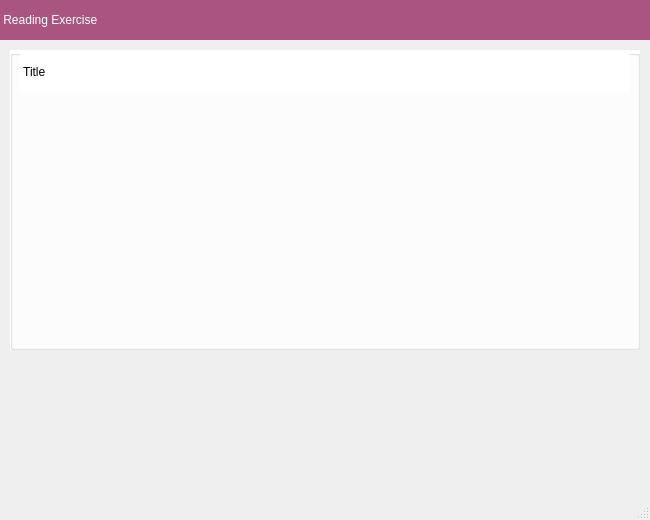
Before: the Qt Designer form readarticle.ui in Kartik1801/EIT, drawn with Qt 5.
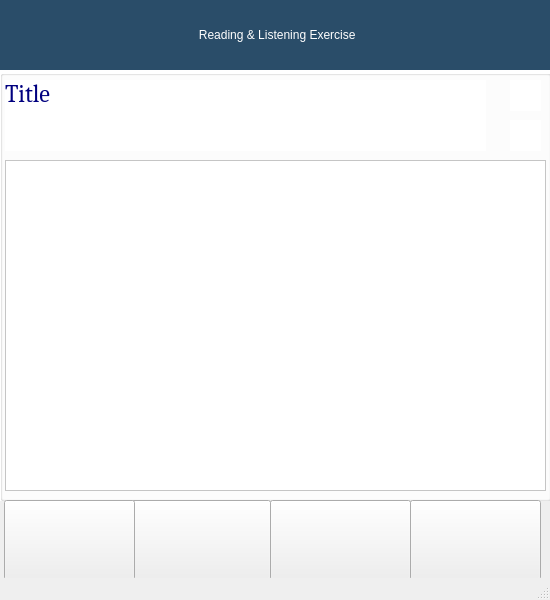
After: the same form once the commit is applied. Icons and pictures are not drawn.

```diff
--- a/readarticle.ui
+++ b/readarticle.ui
@@ -6,27 +6,27 @@
    <rect>
     <x>0</x>
     <y>0</y>
-    <width>650</width>
-    <height>520</height>
+    <width>550</width>
+    <height>600</height>
    </rect>
   </property>
   <property name="minimumSize">
    <size>
-    <width>650</width>
-    <height>520</height>
+    <width>550</width>
+    <height>445</height>
    </size>
   </property>
   <property name="maximumSize">
    <size>
-    <width>650</width>
-    <height>520</height>
+    <width>550</width>
+    <height>1000</height>
    </size>
   </property>
   <property name="windowTitle">
    <string>Reading Exercise</string>
   </property>
   <property name="styleSheet">
-   <string notr="true">color: rgb(255, 255, 255);</string>
+   <string notr="true"/>
   </property>
   <widget class="QWidget" name="centralwidget">
    <widget class="QLabel" name="label">
@@ -34,38 +34,41 @@
      <rect>
       <x>0</x>
       <y>0</y>
-      <width>650</width>
-      <height>40</height>
+      <width>551</width>
+      <height>70</height>
      </rect>
     </property>
     <property name="minimumSize">
      <size>
-      <width>650</width>
-      <height>40</height>
+      <width>0</width>
+      <height>0</height>
      </size>
     </property>
     <property name="maximumSize">
      <size>
       <width>650</width>
-      <height>40</height>
+      <height>70</height>
      </size>
     </property>
     <property name="styleSheet">
-     <string notr="true">background-color: rgb(170, 85, 127);
+     <string notr="true">background-color: rgb(42, 77, 105);
 color: rgb(255, 255, 255);
 font: 75 italic 22pt &quot;Times New Roman&quot;;</string>
     </property>
     <property name="text">
-     <string> Reading Exercise</string>
+     <string> Reading &amp; Listening Exercise</string>
+    </property>
+    <property name="alignment">
+     <set>Qt::AlignCenter</set>
     </property>
    </widget>
    <widget class="QGroupBox" name="groupBox">
     <property name="geometry">
      <rect>
-      <x>10</x>
-      <y>50</y>
-      <width>630</width>
-      <height>300</height>
+      <x>0</x>
+      <y>70</y>
+      <width>551</width>
+      <height>431</height>
      </rect>
     </property>
     <property name="styleSheet">
@@ -74,23 +77,258 @@
     <property name="title">
      <string/>
     </property>
-    <widget class="QLabel" name="title_label">
+    <widget class="QTextEdit" name="article_text">
      <property name="geometry">
       <rect>
-       <x>10</x>
-       <y>2</y>
-       <width>610</width>
-       <height>40</height>
+       <x>5</x>
+       <y>90</y>
+       <width>541</width>
+       <height>331</height>
       </rect>
      </property>
+     <property name="font">
+      <font>
+       <family>Times New Roman</family>
+       <pointsize>12</pointsize>
+      </font>
+     </property>
+     <property name="readOnly">
+      <bool>true</bool>
+     </property>
+     <property name="html">
+      <string>&lt;!DOCTYPE HTML PUBLIC &quot;-//W3C//DTD HTML 4.0//EN&quot; &quot;http://www.w3.org/TR/REC-html40/strict.dtd&quot;&gt;
+&lt;html&gt;&lt;head&gt;&lt;meta name=&quot;qrichtext&quot; content=&quot;1&quot; /&gt;&lt;style type=&quot;text/css&quot;&gt;
+p, li { white-space: pre-wrap; }
+&lt;/style&gt;&lt;/head&gt;&lt;body style=&quot; font-family:'Times New Roman'; font-size:12pt; font-weight:400; font-style:normal;&quot;&gt;
+&lt;p align=&quot;justify&quot; style=&quot;-qt-paragraph-type:empty; margin-top:0px; margin-bottom:0px; margin-left:0px; margin-right:0px; -qt-block-indent:0; text-indent:0px;&quot;&gt;&lt;br /&gt;&lt;/p&gt;&lt;/body&gt;&lt;/html&gt;</string>
+     </property>
+     <property name="textInteractionFlags">
+      <set>Qt::LinksAccessibleByMouse|Qt::TextSelectableByMouse</set>
+     </property>
+    </widget>
+    <widget class="QPushButton" name="t2s_button">
+     <property name="geometry">
+      <rect>
+       <x>510</x>
+       <y>10</y>
+       <width>31</width>
+       <height>31</height>
+      </rect>
+     </property>
+     <property name="statusTip">
+      <string>Read-text</string>
+     </property>
      <property name="styleSheet">
-      <string notr="true">color:rgb(0, 0, 0);
-background-color: rgb(255, 255, 255);</string>
+      <string notr="true">border:none</string>
      </property>
      <property name="text">
-      <string> Title</string>
+      <string/>
      </property>
     </widget>
+    <widget class="QLabel" name="article_title">
+     <property name="geometry">
+      <rect>
+       <x>5</x>
+       <y>10</y>
+       <width>481</width>
+       <height>71</height>
+      </rect>
+     </property>
+     <property name="font">
+      <font>
+       <family>Cambria</family>
+       <pointsize>18</pointsize>
+       <weight>50</weight>
+       <italic>false</italic>
+       <bold>false</bold>
+      </font>
+     </property>
+     <property name="styleSheet">
+      <string notr="true">font: 18pt &quot;Cambria&quot;;
+color: rgb(0, 0, 127);</string>
+     </property>
+     <property name="text">
+      <string>Title</string>
+     </property>
+     <property name="textFormat">
+      <enum>Qt::AutoText</enum>
+     </property>
+     <property name="alignment">
+      <set>Qt::AlignJustify|Qt::AlignTop</set>
+     </property>
+     <property name="wordWrap">
+      <bool>true</bool>
+     </property>
+     <property name="margin">
+      <number>3</number>
+     </property>
+    </widget>
+    <widget class="QPushButton" name="refresh_button">
+     <property name="geometry">
+      <rect>
+       <x>510</x>
+       <y>50</y>
+       <width>31</width>
+       <height>31</height>
+      </rect>
+     </property>
+     <property name="statusTip">
+      <string>refresh- get next article</string>
+     </property>
+     <property name="styleSheet">
+      <string notr="true">border:none</string>
+     </property>
+     <property name="text">
+      <string/>
+     </property>
+     <property name="icon">
+      <iconset resource="Main.qrc">
+       <normaloff>:/Assets/Assets/refresh.png</normaloff>:/Assets/Assets/refresh.png</iconset>
+     </property>
+     <property name="iconSize">
+      <size>
+       <width>20</width>
+       <height>30</height>
+      </size>
+     </property>
+     <property name="default">
+      <bool>true</bool>
+     </property>
+    </widget>
+   </widget>
+   <widget class="QPushButton" name="dictionary_button">
+    <property name="geometry">
+     <rect>
+      <x>130</x>
+      <y>500</y>
+      <width>141</width>
+      <height>80</height>
+     </rect>
+    </property>
+    <property name="font">
+     <font>
+      <family>Times New Roman</family>
+      <pointsize>10</pointsize>
+     </font>
+    </property>
+    <property name="statusTip">
+     <string>Dictionary</string>
+    </property>
+    <property name="text">
+     <string/>
+    </property>
+    <property name="icon">
+     <iconset resource="Main.qrc">
+      <normaloff>:/Assets/Assets/big-dictionary.png</normaloff>:/Assets/Assets/big-dictionary.png</iconset>
+    </property>
+    <property name="iconSize">
+     <size>
+      <width>100</width>
+      <height>40</height>
+     </size>
+    </property>
+   </widget>
+   <widget class="QPushButton" name="homw_button">
+    <property name="geometry">
+     <rect>
+      <x>4</x>
+      <y>500</y>
+      <width>131</width>
+      <height>80</height>
+     </rect>
+    </property>
+    <property name="sizePolicy">
+     <sizepolicy hsizetype="Fixed" vsizetype="Fixed">
+      <horstretch>0</horstretch>
+      <verstretch>0</verstretch>
+     </sizepolicy>
+    </property>
+    <property name="font">
+     <font>
+      <family>Times New Roman</family>
+      <pointsize>10</pointsize>
+     </font>
+    </property>
+    <property name="statusTip">
+     <string>Home</string>
+    </property>
+    <property name="text">
+     <string/>
+    </property>
+    <property name="icon">
+     <iconset resource="Main.qrc">
+      <normaloff>:/Assets/Assets/home (1).png</normaloff>:/Assets/Assets/home (1).png</iconset>
+    </property>
+    <property name="iconSize">
+     <size>
+      <width>100</width>
+      <height>40</height>
+     </size>
+    </property>
+   </widget>
+   <widget class="QPushButton" name="exit_button">
+    <property name="geometry">
+     <rect>
+      <x>410</x>
+      <y>500</y>
+      <width>131</width>
+      <height>80</height>
+     </rect>
+    </property>
+    <property name="font">
+     <font>
+      <family>Times New Roman</family>
+      <pointsize>10</pointsize>
+     </font>
+    </property>
+    <property name="statusTip">
+     <string>Exit</string>
+    </property>
+    <property name="text">
+     <string/>
+    </property>
+    <property name="icon">
+     <iconset resource="Main.qrc">
+      <normaloff>:/Assets/Assets/logout (1).png</normaloff>:/Assets/Assets/logout (1).png</iconset>
+    </property>
+    <property name="iconSize">
+     <size>
+      <width>100</width>
+      <height>40</height>
+     </size>
+    </property>
+   </widget>
+   <widget class="QPushButton" name="more_button">
+    <property name="geometry">
+     <rect>
+      <x>270</x>
+      <y>500</y>
+      <width>141</width>
+      <height>80</height>
+     </rect>
+    </property>
+    <property name="font">
+     <font>
+      <family>Times New Roman</family>
+      <pointsize>10</pointsize>
+     </font>
+    </property>
+    <property name="statusTip">
+     <string>More</string>
+    </property>
+    <property name="text">
+     <string/>
+    </property>
+    <property name="icon">
+     <iconset resource="Main.qrc">
+      <normaloff>:/Assets/Assets/apps.png</normaloff>:/Assets/Assets/apps.png</iconset>
+    </property>
+    <property name="iconSize">
+     <size>
+      <width>100</width>
+      <height>40</height>
+     </size>
+    </property>
    </widget>
   </widget>
   <widget class="QStatusBar" name="statusbar"/>
```
Left out of the diff: 17 changed lines with no effect on the pictures.
